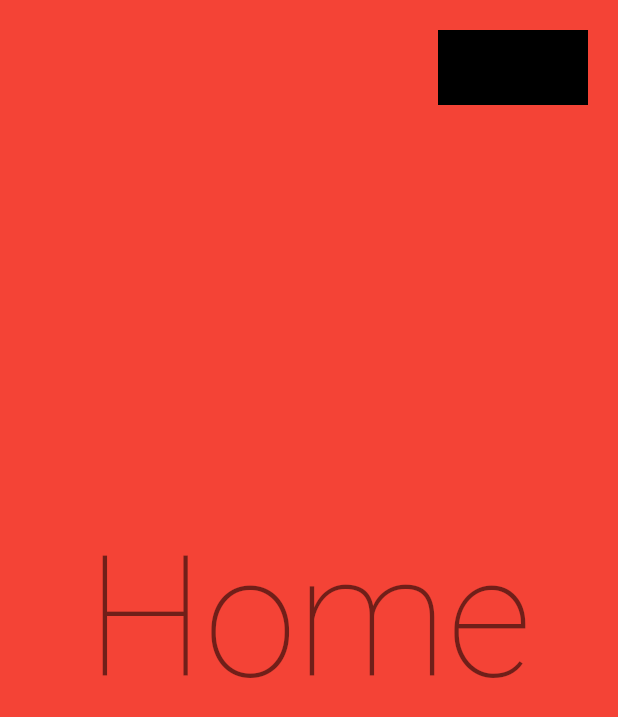
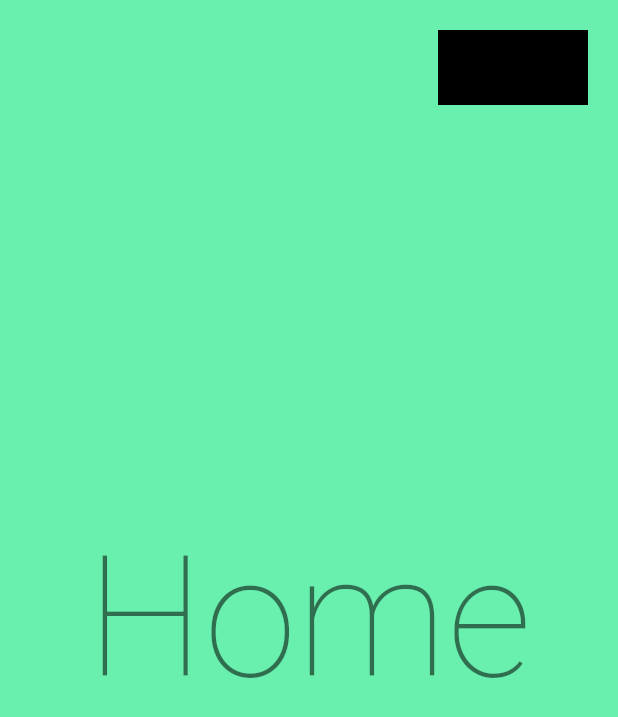
Before and after one commit to xenxi/landing_page_template, a Flutter app: the screen it shows after launch, on a phone screen of 412 x 824 dp. Shown: the top 717 px of the screen. Run offline on Flutter 3.47's test engine with Material 2 defaults, Android fonts, the phone set to English and light mode, and no system bars; our stand-ins replace fluro, google_fonts.

Commit message:
:lipstick: update view

```diff
--- a/lib/presentation/home_page.dart
+++ b/lib/presentation/home_page.dart
@@ -37,6 +37,7 @@ class _Body extends StatelessWidget {
   @override
   Widget build(BuildContext context) {
     return PageView(
+      scrollDirection: Axis.vertical,
       children: const [
         HomeView(),
         AboutView(),
--- a/lib/presentation/views/about_view.dart
+++ b/lib/presentation/views/about_view.dart
@@ -6,7 +6,7 @@ class AboutView extends StatelessWidget {
   @override
   Widget build(BuildContext context) {
     return Container(
-      color: Colors.red,
+      color: Colors.pinkAccent,
       padding: const EdgeInsets.all(12),
       alignment: Alignment.center,
       child: FittedBox(
--- a/lib/presentation/views/blog_view.dart
+++ b/lib/presentation/views/blog_view.dart
@@ -6,7 +6,7 @@ class BlogView extends StatelessWidget {
   @override
   Widget build(BuildContext context) {
     return Container(
-      color: Colors.red,
+      color: Colors.orangeAccent,
       padding: const EdgeInsets.all(12),
       alignment: Alignment.center,
       child: FittedBox(
--- a/lib/presentation/views/contact_view.dart
+++ b/lib/presentation/views/contact_view.dart
@@ -6,7 +6,7 @@ class ContactView extends StatelessWidget {
   @override
   Widget build(BuildContext context) {
     return Container(
-      color: Colors.red,
+      color: Colors.redAccent,
       padding: const EdgeInsets.all(12),
       alignment: Alignment.center,
       child: FittedBox(
--- a/lib/presentation/views/home_view.dart
+++ b/lib/presentation/views/home_view.dart
@@ -6,7 +6,7 @@ class HomeView extends StatelessWidget {
   @override
   Widget build(BuildContext context) {
     return Container(
-      color: Colors.red,
+      color: Colors.greenAccent,
       padding: const EdgeInsets.all(12),
       alignment: Alignment.center,
       child: FittedBox(
--- a/lib/presentation/views/portfolio_view.dart
+++ b/lib/presentation/views/portfolio_view.dart
@@ -6,7 +6,7 @@ class PortfolioView extends StatelessWidget {
   @override
   Widget build(BuildContext context) {
     return Container(
-      color: Colors.red,
+      color: Colors.purpleAccent,
       padding: const EdgeInsets.all(12),
       alignment: Alignment.center,
       child: FittedBox(
--- a/lib/presentation/views/skills_view.dart
+++ b/lib/presentation/views/skills_view.dart
@@ -6,7 +6,7 @@ class SkillsView extends StatelessWidget {
   @override
   Widget build(BuildContext context) {
     return Container(
-      color: Colors.red,
+      color: Colors.blueAccent,
       padding: const EdgeInsets.all(12),
       alignment: Alignment.center,
       child: FittedBox(
```
